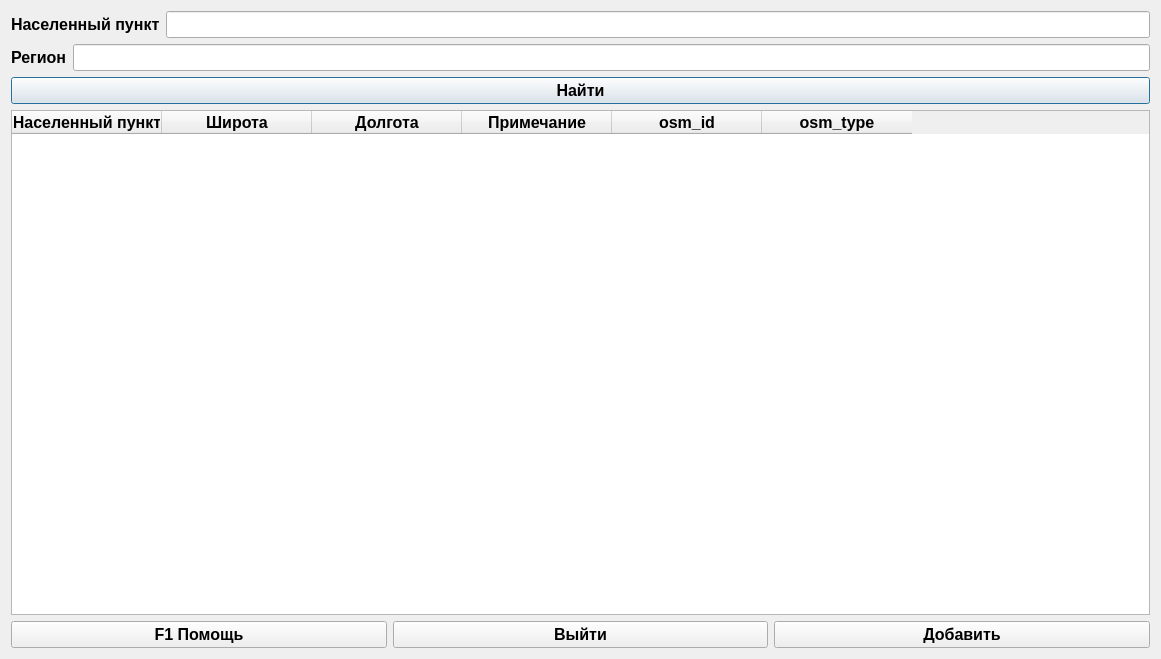
Before: the Qt Designer form World_time_add_dialog.ui in isva1960/World_time, drawn with Qt 5.
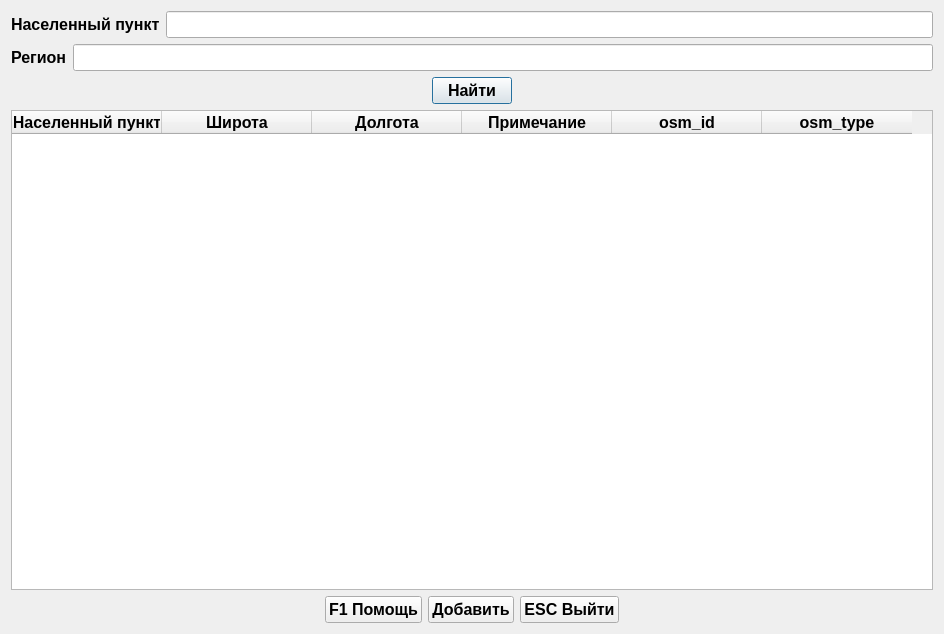
After: the same form once the commit is applied. Icons and pictures are not drawn.

```diff
--- a/World_time_add_dialog.ui
+++ b/World_time_add_dialog.ui
@@ -6,8 +6,8 @@
    <rect>
     <x>0</x>
     <y>0</y>
-    <width>1161</width>
-    <height>659</height>
+    <width>944</width>
+    <height>634</height>
    </rect>
   </property>
   <property name="minimumSize">
@@ -91,6 +91,21 @@
     </layout>
    </item>
    <item>
+    <layout class="QHBoxLayout" name="horizontalLayout_4">
+     <item>
+      <spacer name="horizontalSpacer_3">
+       <property name="orientation">
+        <enum>Qt::Orientation::Horizontal</enum>
+       </property>
+       <property name="sizeHint" stdset="0">
+        <size>
+         <width>40</width>
+         <height>20</height>
+        </size>
+       </property>
+      </spacer>
+     </item>
+     <item>
     <widget class="QPushButton" name="find_button">
      <property name="font">
       <font>
@@ -104,6 +119,21 @@
     </widget>
    </item>
    <item>
+      <spacer name="horizontalSpacer_4">
+       <property name="orientation">
+        <enum>Qt::Orientation::Horizontal</enum>
+       </property>
+       <property name="sizeHint" stdset="0">
+        <size>
+         <width>40</width>
+         <height>20</height>
+        </size>
+       </property>
+      </spacer>
+     </item>
+    </layout>
+   </item>
+   <item>
     <widget class="QTableWidget" name="find_cities_table">
      <property name="enabled">
       <bool>true</bool>
@@ -157,6 +187,19 @@
    </item>
    <item>
     <layout class="QHBoxLayout" name="horizontalLayout_3">
+     <item>
+      <spacer name="horizontalSpacer">
+       <property name="orientation">
+        <enum>Qt::Orientation::Horizontal</enum>
+       </property>
+       <property name="sizeHint" stdset="0">
+        <size>
+         <width>40</width>
+         <height>20</height>
+        </size>
+       </property>
+      </spacer>
+     </item>
      <item>
       <widget class="QPushButton" name="help_button">
        <property name="text">
@@ -167,19 +210,6 @@
        </property>
       </widget>
      </item>
-     <item>
-      <widget class="QPushButton" name="exit_button">
-       <property name="font">
-        <font>
-         <pointsize>12</pointsize>
-         <bold>true</bold>
-        </font>
-       </property>
-       <property name="text">
-        <string>Выйти</string>
-       </property>
-      </widget>
-     </item>
      <item>
       <widget class="QPushButton" name="add_button">
        <property name="font">
@@ -193,6 +223,32 @@
        </property>
       </widget>
      </item>
+     <item>
+      <widget class="QPushButton" name="exit_button">
+       <property name="font">
+        <font>
+         <pointsize>12</pointsize>
+         <bold>true</bold>
+        </font>
+       </property>
+       <property name="text">
+        <string>ESC Выйти</string>
+       </property>
+      </widget>
+     </item>
+     <item>
+      <spacer name="horizontalSpacer_2">
+       <property name="orientation">
+        <enum>Qt::Orientation::Horizontal</enum>
+       </property>
+       <property name="sizeHint" stdset="0">
+        <size>
+         <width>40</width>
+         <height>20</height>
+        </size>
+       </property>
+      </spacer>
+     </item>
     </layout>
    </item>
   </layout>
```
Lines whose indentation alone changed are shown as unchanged.
